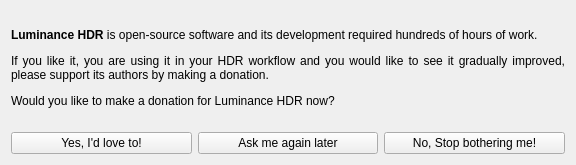
Above: src/MainWindow/DonationDialog.ui from LuminanceHDR/LuminanceHDR before the change. Below: the same form after it.
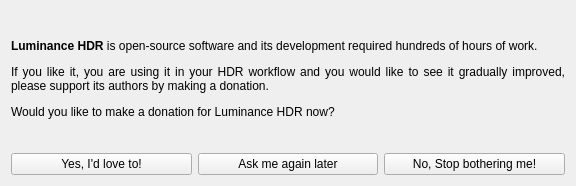
That is the form after the change.

```diff
--- a/src/MainWindow/DonationDialog.ui
+++ b/src/MainWindow/DonationDialog.ui
@@ -7,7 +7,7 @@
     <x>0</x>
     <y>0</y>
     <width>576</width>
-    <height>165</height>
+    <height>186</height>
    </rect>
   </property>
   <property name="sizePolicy">
@@ -20,8 +20,26 @@
    <string>Luminance HDR - Make a Donation</string>
   </property>
   <layout class="QGridLayout" name="gridLayout">
-   <item row="1" column="0">
+   <item row="0" column="0">
+    <layout class="QVBoxLayout" name="verticalLayout">
+     <item>
+      <widget class="QLabel" name="label">
+       <property name="text">
+        <string>&lt;html&gt;&lt;head/&gt;&lt;body&gt;&lt;p&gt;&lt;span style=&quot; font-weight:600;&quot;&gt;Luminance HDR&lt;/span&gt; is open-source software and its development required hundreds of hours of work.&lt;/p&gt;&lt;p&gt;If you like it,  you are using it in your HDR workflow and you would like to see it gradually improved, please support its authors by making a donation.&lt;/p&gt;&lt;p&gt;Would you like to make a donation for Luminance HDR now?&lt;/p&gt;&lt;/body&gt;&lt;/html&gt;</string>
+       </property>
+       <property name="alignment">
+        <set>Qt::AlignJustify|Qt::AlignVCenter</set>
+       </property>
+       <property name="wordWrap">
+        <bool>true</bool>
+       </property>
+      </widget>
+     </item>
+     <item>
     <layout class="QHBoxLayout" name="horizontalLayout">
+       <property name="spacing">
+        <number>6</number>
+       </property>
      <item>
       <widget class="QPushButton" name="yesButton">
        <property name="text">
@@ -51,18 +69,7 @@
      </item>
     </layout>
    </item>
-   <item row="0" column="0">
-    <widget class="QLabel" name="label">
-     <property name="text">
-      <string>&lt;html&gt;&lt;head/&gt;&lt;body&gt;&lt;p&gt;&lt;span style=&quot; font-weight:600;&quot;&gt;Luminance HDR&lt;/span&gt; is open-source software and its development required hundreds of hours of work.&lt;/p&gt;&lt;p&gt;If you like it,  you are using it in your HDR workflow and you would like to see it gradually improved, please support its authors by making a donation.&lt;/p&gt;&lt;p&gt;Would you like to make a donation for Luminance HDR now?&lt;/p&gt;&lt;/body&gt;&lt;/html&gt;</string>
-     </property>
-     <property name="alignment">
-      <set>Qt::AlignJustify|Qt::AlignVCenter</set>
-     </property>
-     <property name="wordWrap">
-      <bool>true</bool>
-     </property>
-    </widget>
+    </layout>
    </item>
   </layout>
  </widget>
```
Lines whose indentation alone changed are shown as unchanged.
